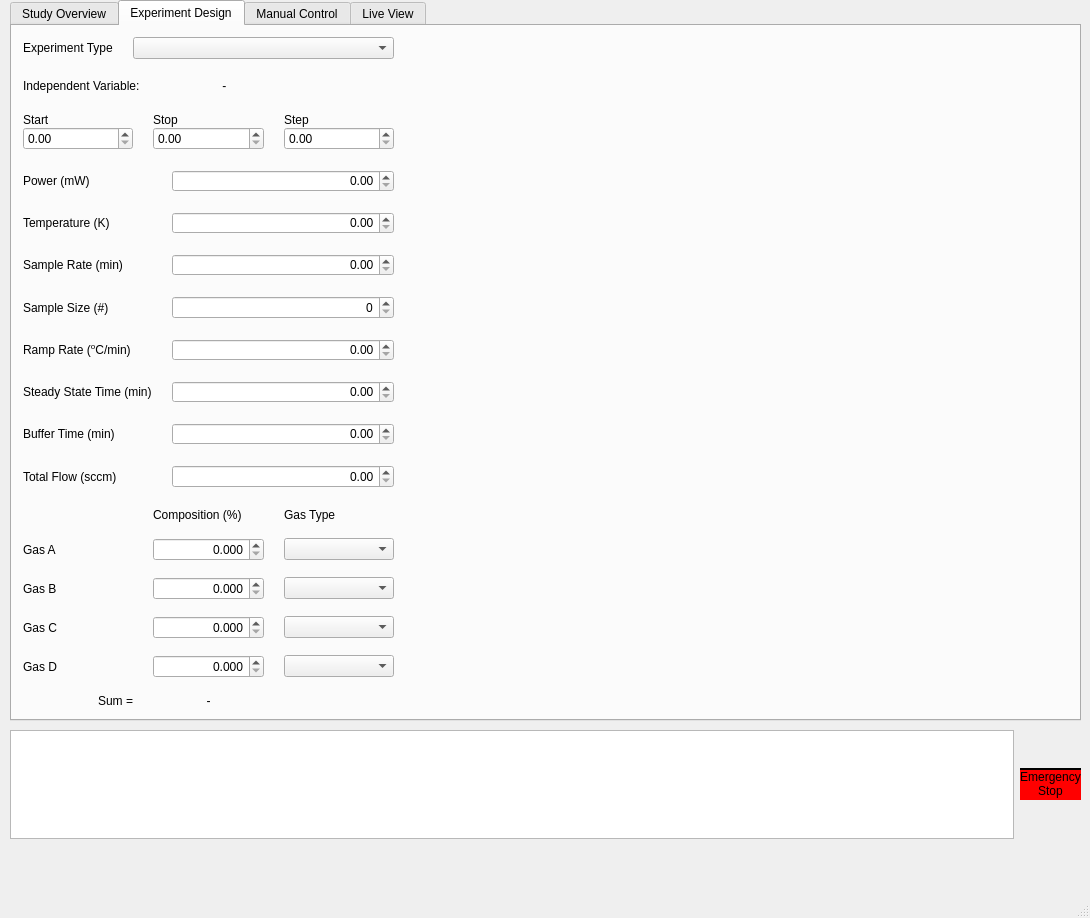
Above: photoreactor_code/reactorUI_mainwindow.ui from Dionne-Lab/catalight before the change. Below: the same form after it.
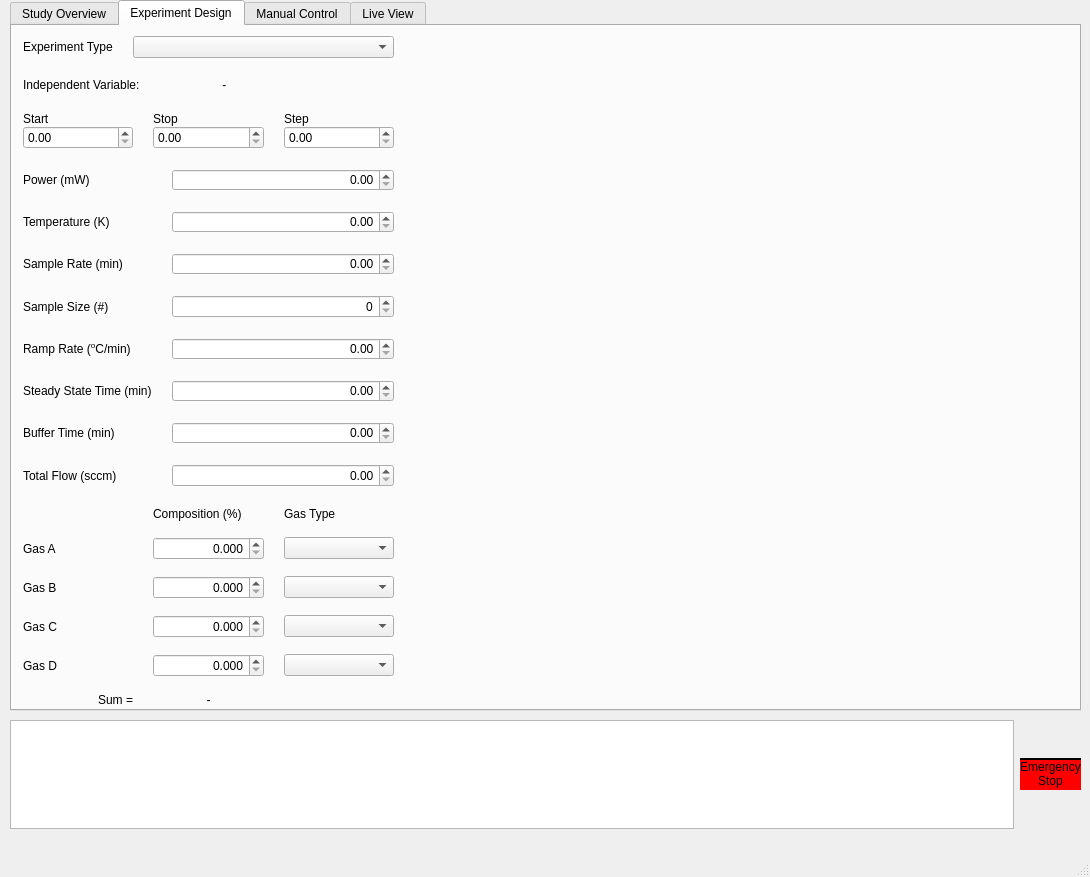
That is the form after the change. The open tabs and pages were chosen to show the change. Icons and pictures are not drawn. Custom widgets are drawn as their Qt base class.

Commit message: fixed windows sizing issues

The edit to the form file:
```diff
--- a/photoreactor_code/reactorUI_mainwindow.ui
+++ b/photoreactor_code/reactorUI_mainwindow.ui
@@ -7,7 +7,7 @@
     <x>0</x>
     <y>0</y>
     <width>1090</width>
-    <height>918</height>
+    <height>877</height>
    </rect>
   </property>
   <property name="windowTitle">
@@ -18,7 +18,7 @@
     <property name="geometry">
      <rect>
       <x>10</x>
-      <y>730</y>
+      <y>720</y>
       <width>1071</width>
       <height>109</height>
      </rect>
@@ -59,7 +59,7 @@
       <x>10</x>
       <y>0</y>
       <width>1071</width>
-      <height>721</height>
+      <height>711</height>
      </rect>
     </property>
     <property name="sizePolicy">
@@ -270,7 +270,7 @@
       <property name="geometry">
        <rect>
         <x>11</x>
-        <y>11</y>
+        <y>10</y>
         <width>371</width>
         <height>671</height>
        </rect>
```
Left out of the diff: 4 changed lines with no effect on the pictures. The commit also changes 1 other file.
